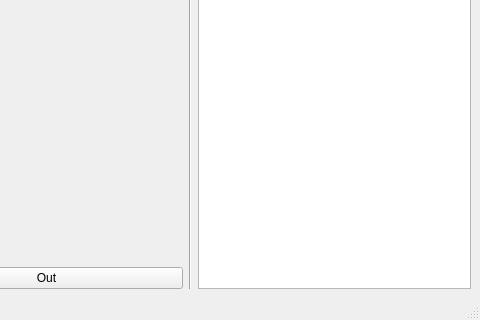
This is ui/jsonEditor.ui in leixingyu/jsonEditor as Qt 5 draws it before an edit; both pictures show x 99 to 579 and y 181 to 501 of the 579 by 501 pixel window. The edited form follows.
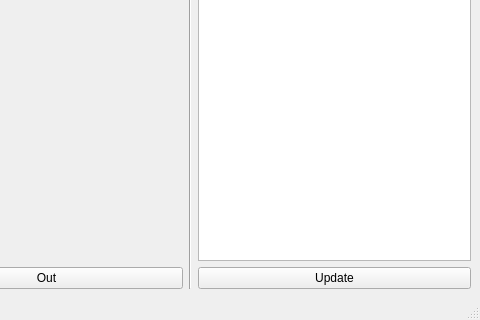
This is the edited form.

Commit message: add json browser feature

Diff of the .ui file:
```diff
--- a/ui/jsonEditor.ui
+++ b/ui/jsonEditor.ui
@@ -24,12 +24,6 @@
         </property>
        </widget>
       </item>
-      <item row="0" column="2" rowspan="3">
-       <widget class="QPlainTextEdit" name="ui_view_edit"/>
-      </item>
-      <item row="0" column="0">
-       <widget class="QLineEdit" name="ui_filter_edit"/>
-      </item>
       <item row="0" column="1" rowspan="3">
        <widget class="Line" name="line">
         <property name="orientation">
@@ -37,6 +31,19 @@
         </property>
        </widget>
       </item>
+      <item row="0" column="0">
+       <widget class="QLineEdit" name="ui_filter_edit"/>
+      </item>
+      <item row="0" column="2" rowspan="2">
+       <widget class="QPlainTextEdit" name="ui_view_edit"/>
+      </item>
+      <item row="2" column="2">
+       <widget class="QPushButton" name="ui_update_btn">
+        <property name="text">
+         <string>Update</string>
+        </property>
+       </widget>
+      </item>
      </layout>
     </item>
    </layout>
```
The commit also changes 2 other files.
